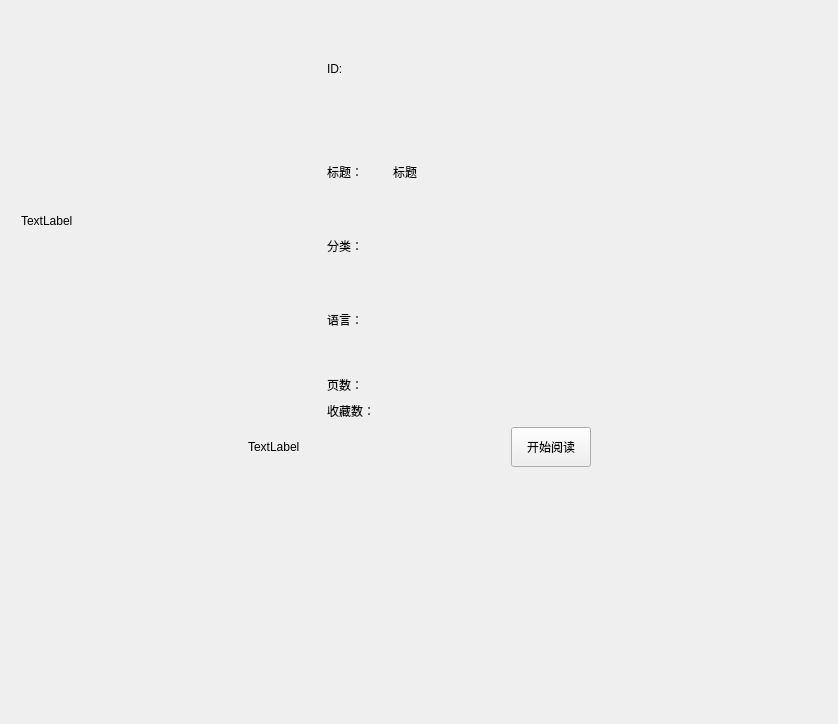
The window that ui/ui_book_info.ui (tonquer/ehentai-qt) describes before a commit, drawn with Qt 5.
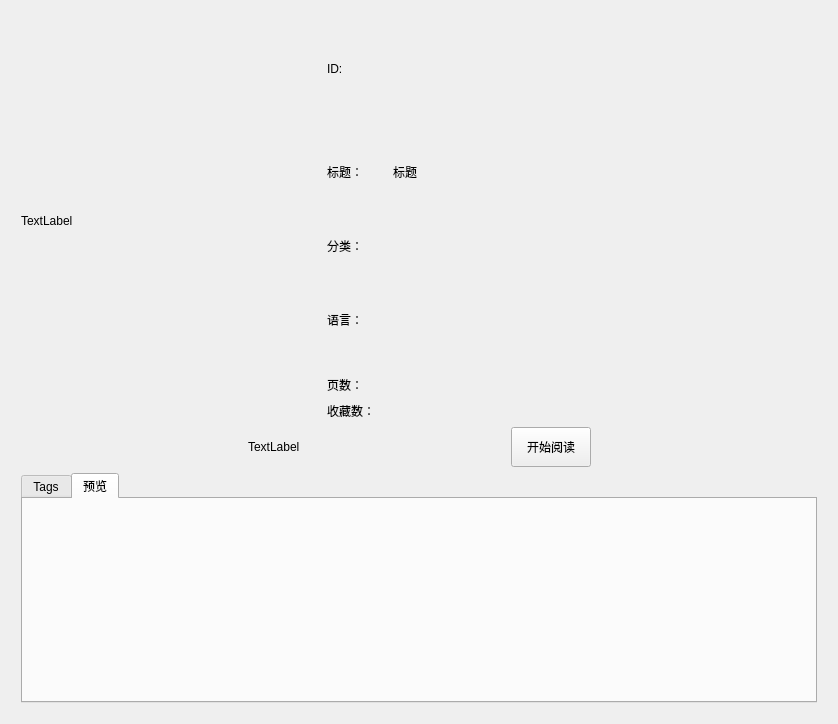
The same window after the commit. Icons and pictures are not drawn. Custom widgets are drawn as their Qt base class.

```diff
--- a/ui/ui_book_info.ui
+++ b/ui/ui_book_info.ui
@@ -492,6 +492,16 @@
         </layout>
        </item>
        <item>
+        <widget class="QTabWidget" name="tabWidget">
+         <property name="currentIndex">
+          <number>1</number>
+         </property>
+         <widget class="QWidget" name="tab">
+          <attribute name="title">
+           <string>Tags</string>
+          </attribute>
+          <layout class="QVBoxLayout" name="verticalLayout_2">
+           <item>
         <widget class="QScrollArea" name="tagScrollArea">
          <property name="styleSheet">
           <string notr="true">QPushButton {
@@ -517,8 +527,8 @@
            <rect>
             <x>0</x>
             <y>0</y>
-            <width>798</width>
-            <height>224</height>
+                <width>774</width>
+                <height>178</height>
            </rect>
           </property>
           <layout class="QVBoxLayout" name="verticalLayout"/>
@@ -527,6 +537,20 @@
        </item>
       </layout>
      </widget>
+         <widget class="QWidget" name="tab_2">
+          <attribute name="title">
+           <string>预览</string>
+          </attribute>
+          <layout class="QVBoxLayout" name="verticalLayout_4">
+           <item>
+            <widget class="ComicListWidget" name="preListWidget"/>
+           </item>
+          </layout>
+         </widget>
+        </widget>
+       </item>
+      </layout>
+     </widget>
     </widget>
    </item>
   </layout>
@@ -538,6 +562,11 @@
    <header location="global">component.scroll_area.smooth_scroll_area.h</header>
    <container>1</container>
   </customwidget>
+  <customwidget>
+   <class>ComicListWidget</class>
+   <extends>QListWidget</extends>
+   <header location="global">component.list.comic_list_widget.h</header>
+  </customwidget>
   <customwidget>
    <class>TagListWidget</class>
    <extends>QListWidget</extends>
```
Lines whose indentation alone changed are shown as unchanged.
